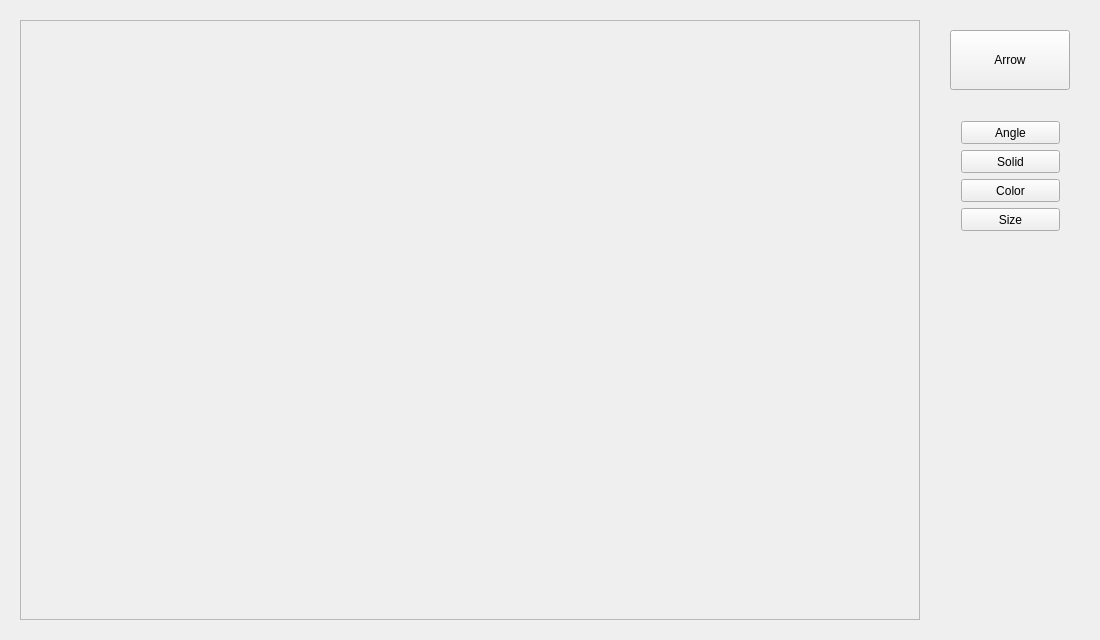
Above: Annotation.ui from kok-s0s/annotation before the change. Below: the same form after it.
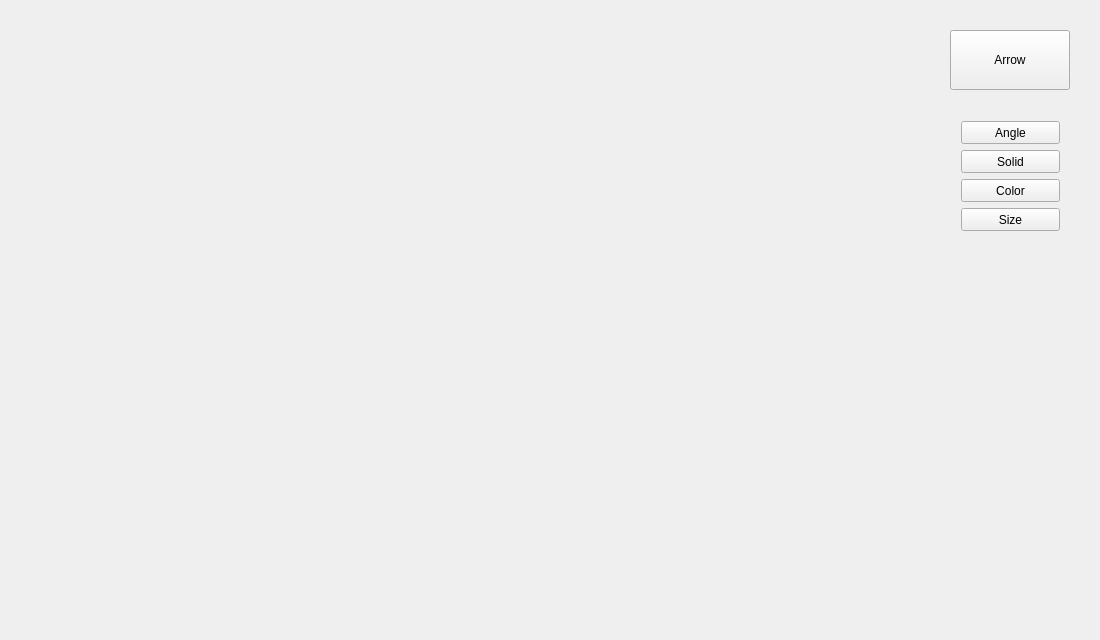
That is the form after the change.

Commit message: feat: add Frame class to store temp data

Diff of the .ui file:
```diff
--- a/Annotation.ui
+++ b/Annotation.ui
@@ -34,22 +34,6 @@
    <property name="enabled">
     <bool>true</bool>
    </property>
-   <widget class="QFrame" name="frameAnnotation">
-    <property name="geometry">
-     <rect>
-      <x>20</x>
-      <y>20</y>
-      <width>900</width>
-      <height>600</height>
-     </rect>
-    </property>
-    <property name="frameShape">
-     <enum>QFrame::StyledPanel</enum>
-    </property>
-    <property name="frameShadow">
-     <enum>QFrame::Raised</enum>
-    </property>
-   </widget>
    <widget class="QPushButton" name="btnArrow">
     <property name="geometry">
      <rect>
```
The commit also changes 9 other files.
